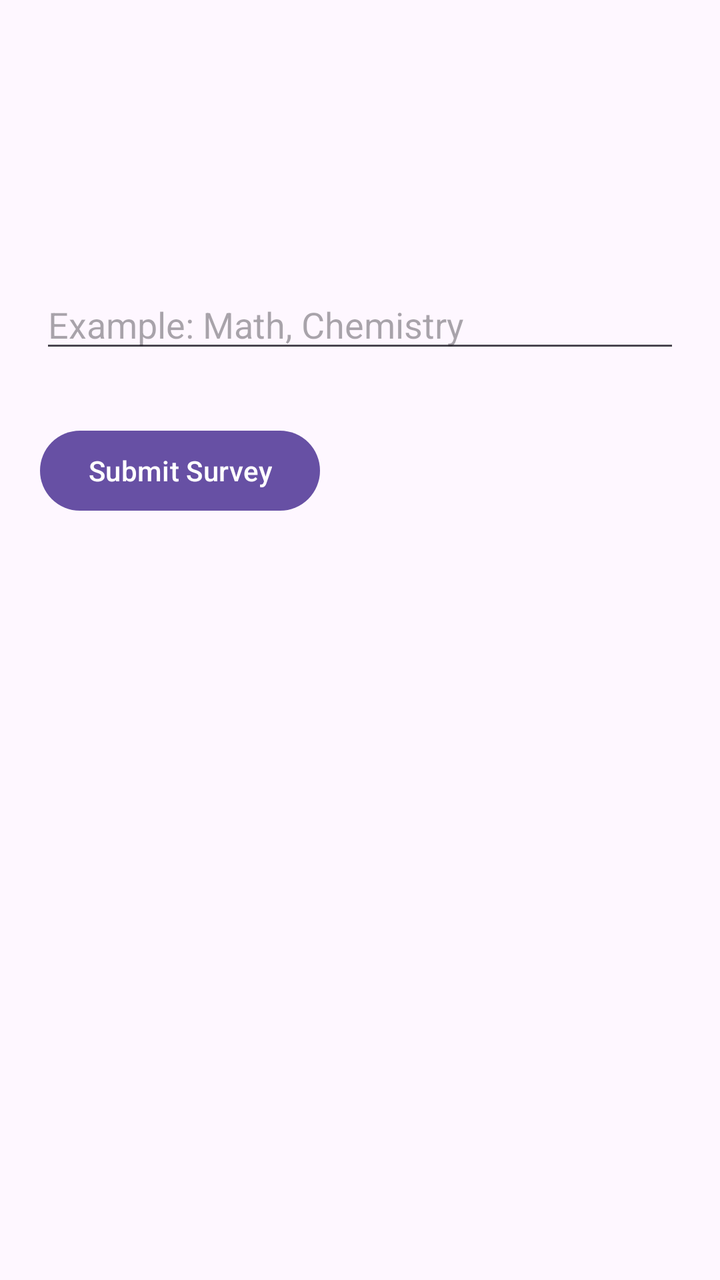
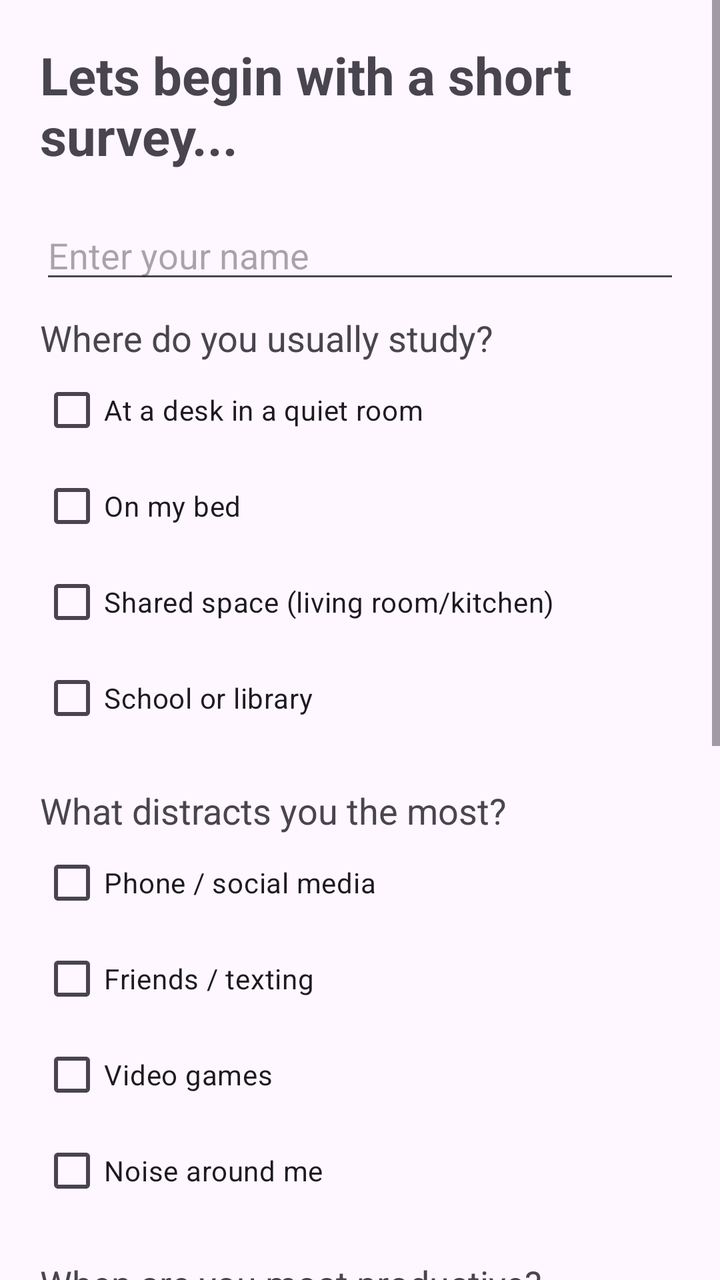

Screens rendered from an Android XML layout before and after an edit, with the pre-edit source and the edit as a unified diff.
<!-- AndroidManifest.xml: application theme Theme.GrindSmartApp -->
<!-- res/layout/activity_survey.xml -->
<?xml version="1.0" encoding="utf-8"?>
<androidx.constraintlayout.widget.ConstraintLayout xmlns:android="http://schemas.android.com/apk/res/android"
    android:layout_width="match_parent"
    android:layout_height="match_parent">
    <ScrollView xmlns:android="http://schemas.android.com/apk/res/android"
        android:layout_width="match_parent"
        android:layout_height="match_parent">

        <LinearLayout
            android:orientation="vertical"
            android:padding="20dp"
            android:layout_width="match_parent"
            android:layout_height="wrap_content">

            

            <TextView
                android:text="Where do you usually study?"
                android:textSize="20sp"
                android:textStyle="bold"/>

            <CheckBox
                android:id="@+id/q4_desk"
                android:text="At a desk in a quiet room"/>
            <CheckBox android:id="@+id/q4_bed"
                android:text="On my bed"/>
            <CheckBox android:id="@+id/q4_shared"
                android:text="Shared/common space"/>
            <CheckBox android:id="@+id/q4_library"
                android:text="School or library"/>
            <CheckBox android:id="@+id/q4_music"
                android:text="With music playing"/>
            <CheckBox android:id="@+id/q4_tv"
                android:text="With TV on"/>
            <CheckBox android:id="@+id/q4_phone"
                android:text="While on my phone"/>
            <CheckBox android:id="@+id/q4_none"
                android:text="No consistent study space"/>

            

            <TextView
                android:text="What distracts you most while studying?"
                android:textSize="20sp"
                android:textStyle="bold"
                android:layout_marginTop="20dp"/>

            <CheckBox android:id="@+id/q5_phone"
                android:text="Phone / social media"/>

            <CheckBox android:id="@+id/q5_friends"
                android:text="Friends texting or calling"/>

            <CheckBox android:id="@+id/q5_games"
                android:text="Video games"/>

            <CheckBox android:id="@+id/q5_noise"
                android:text="Noise around me"/>

            <CheckBox android:id="@+id/q5_thoughts"
                android:text="My own thoughts / daydreaming"/>

            <CheckBox android:id="@+id/q5_bored"
                android:text="I get bored easily"/>

            <CheckBox android:id="@+id/q5_none"
                android:text="I don't usually get distracted"/>

            

            <TextView
                android:text="How do you usually study?"
                android:textSize="20sp"
                android:textStyle="bold"
                android:layout_marginTop="20dp"/>

            <CheckBox android:id="@+id/q6_notes"
                android:text="Rereading notes"/>

            <CheckBox android:id="@+id/q6_highlight"
                android:text="Highlighting"/>

            <CheckBox android:id="@+id/q6_flashcards"
                android:text="Flashcards"/>

            <CheckBox android:id="@+id/q6_videos"
                android:text="Watching videos"/>

            <CheckBox android:id="@+id/q6_practice"
                android:text="Practice problems"/>

            <CheckBox android:id="@+id/q6_none"
                android:text="No real study method"/>

            

            <TextView
                android:text="When are you most productive?"
                android:textSize="20sp"
                android:textStyle="bold"
                android:layout_marginTop="20dp"/>

            <RadioGroup android:id="@+id/productiveGroup">

                <RadioButton android:id="@+id/q7_morning" android:text="Early morning"/>
                <RadioButton android:id="@+id/q7_afternoon" android:text="Afternoon"/>
                <RadioButton android:id="@+id/q7_evening" android:text="Evening"/>
                <RadioButton android:id="@+id/q7_night" android:text="Late night"/>
                <RadioButton android:id="@+id/q7_depends" android:text="It depends"/>

            </RadioGroup>

            

            <TextView
                android:text="Biggest study struggle?"
                android:textSize="20sp"
                android:textStyle="bold"
                android:layout_marginTop="20dp"/>

            <RadioGroup android:id="@+id/struggleGroup">

                <RadioButton android:text="Procrastination"/>
                <RadioButton android:text="Not knowing where to start"/>
                <RadioButton android:text="Forgetting material"/>
                <RadioButton android:text="Test anxiety"/>
                <RadioButton android:text="Staying focused"/>
                <RadioButton android:text="Managing time"/>

            </RadioGroup>

            

            <TextView
                android:text="How long can you focus?"
                android:textSize="20sp"
                android:textStyle="bold"
                android:layout_marginTop="20dp"/>

            <RadioGroup android:id="@+id/focusGroup">

                <RadioButton android:text="10–15 minutes"/>
                <RadioButton android:text="20–30 minutes"/>
                <RadioButton android:text="45–60 minutes"/>
                <RadioButton android:text="Over an hour"/>

            </RadioGroup>

            

            <TextView
                android:text="What subjects are hardest?"
                android:textSize="20sp"
                android:textStyle="bold"
                android:layout_marginTop="20dp"/>

            <EditText
                android:id="@+id/hardSubjects"
                android:hint="Example: Math, Chemistry"
                android:layout_width="match_parent"
                android:layout_height="wrap_content"/>

            <Button
                android:id="@+id/submitSurvey"
                android:text="Submit Survey"
                android:layout_marginTop="30dp"
                android:layout_width="wrap_content"
                android:layout_height="wrap_content"/>

        </LinearLayout>
    </ScrollView>


</androidx.constraintlayout.widget.ConstraintLayout>
<!-- resources referenced by this layout -->
<resources>
  <style name="Theme.GrindSmartApp" parent="Base.Theme.GrindSmartApp" />
  <style name="Base.Theme.GrindSmartApp" parent="Theme.Material3.DayNight.NoActionBar">
          
          
      </style>
</resources>

<!-- the commit's change to res/layout/activity_survey.xml (unified diff, before → after) -->
@@ -1,174 +1,160 @@
-<?xml version="1.0" encoding="utf-8"?>
-<androidx.constraintlayout.widget.ConstraintLayout xmlns:android="http://schemas.android.com/apk/res/android"
+<ScrollView xmlns:android="http://schemas.android.com/apk/res/android"
     android:layout_width="match_parent"
-    android:layout_height="match_parent">
-    <ScrollView xmlns:android="http://schemas.android.com/apk/res/android"
+    android:layout_height="wrap_content">
+
+    <LinearLayout
         android:layout_width="match_parent"
-        android:layout_height="match_parent">
+        android:layout_height="wrap_content"
+        android:orientation="vertical"
+        android:padding="20dp">
 
-        <LinearLayout
-            android:orientation="vertical"
-            android:padding="20dp"
+        <TextView
+            android:text="Lets begin with a short survey..."
+            android:textSize="26sp"
+            android:textStyle="bold"
+            android:layout_marginBottom="20dp"
+            android:layout_width="wrap_content"
+            android:layout_height="wrap_content"/>
+
+        <EditText
+            android:id="@+id/nameInput"
+            android:hint="Enter your name"
             android:layout_width="match_parent"
+            android:layout_height="wrap_content"/>
+
+
+        <TextView
+            android:text="Where do you usually study?"
+            android:textSize="18sp"
+            android:layout_marginTop="10dp"
+            android:layout_width="wrap_content"
+            android:layout_height="wrap_content"/>
+
+        <CheckBox
+            android:id="@+id/deskCheck"
+            android:text="At a desk in a quiet room"
+            android:layout_width="wrap_content"
+            android:layout_height="wrap_content"/>
+
+        <CheckBox
+            android:id="@+id/bedCheck"
+            android:text="On my bed"
+            android:layout_width="wrap_content"
+            android:layout_height="wrap_content"/>
+
+        <CheckBox
+            android:id="@+id/sharedCheck"
+            android:text="Shared space (living room/kitchen)"
+            android:layout_width="wrap_content"
+            android:layout_height="wrap_content"/>
+
+        <CheckBox
+            android:id="@+id/libraryCheck"
+            android:text="School or library"
+            android:layout_width="wrap_content"
+            android:layout_height="wrap_content"/>
+
+
+
+        <TextView
+            android:text="What distracts you the most?"
+            android:textSize="18sp"
+            android:layout_marginTop="20dp"
+            android:layout_width="wrap_content"
+            android:layout_height="wrap_content"/>
+
+        <CheckBox
+            android:id="@+id/phoneCheck"
+            android:text="Phone / social media"
+            android:layout_width="wrap_content"
+            android:layout_height="wrap_content"/>
+
+        <CheckBox
+            android:id="@+id/friendsCheck"
+            android:text="Friends / texting"
+            android:layout_width="wrap_content"
+            android:layout_height="wrap_content"/>
+
+        <CheckBox
+            android:id="@+id/gamesCheck"
+            android:text="Video games"
+            android:layout_width="wrap_content"
+            android:layout_height="wrap_content"/>
+
+        <CheckBox
+            android:id="@+id/noiseCheck"
+            android:text="Noise around me"
+            android:layout_width="wrap_content"
+            android:layout_height="wrap_content"/>
+
+        
+
+        <TextView
+            android:text="When are you most productive?"
+            android:textSize="18sp"
+            android:layout_marginTop="20dp"
+            android:layout_width="wrap_content"
+            android:layout_height="wrap_content"/>
+
+        <RadioGroup
+            android:id="@+id/productiveGroup"
+            android:layout_width="wrap_content"
             android:layout_height="wrap_content">
 
-            
+            <RadioButton
+                android:id="@+id/morning"
+                android:text="Early Morning"/>
 
-            <TextView
-                android:text="Where do you usually study?"
-                android:textSize="20sp"
-                android:textStyle="bold"/>
+            <RadioButton
+                android:id="@+id/afternoon"
+                android:text="Afternoon"/>
 
-            <CheckBox
-                android:id="@+id/q4_desk"
-                android:text="At a desk in a quiet room"/>
-            <CheckBox android:id="@+id/q4_bed"
-                android:text="On my bed"/>
-            <CheckBox android:id="@+id/q4_shared"
-                android:text="Shared/common space"/>
-            <CheckBox android:id="@+id/q4_library"
-                android:text="School or library"/>
-            <CheckBox android:id="@+id/q4_music"
-                android:text="With music playing"/>
-            <CheckBox android:id="@+id/q4_tv"
-                android:text="With TV on"/>
-            <CheckBox android:id="@+id/q4_phone"
-                android:text="While on my phone"/>
-            <CheckBox android:id="@+id/q4_none"
-                android:text="No consistent study space"/>
+            <RadioButton
+                android:id="@+id/evening"
+                android:text="Evening"/>
 
-            
+            <RadioButton
+                android:id="@+id/night"
+                android:text="Late Night"/>
 
-            <TextView
-                android:text="What distracts you most while studying?"
-                android:textSize="20sp"
-                android:textStyle="bold"
-                android:layout_marginTop="20dp"/>
+        </RadioGroup>
 
-            <CheckBox android:id="@+id/q5_phone"
-                android:text="Phone / social media"/>
+        
 
-            <CheckBox android:id="@+id/q5_friends"
-                android:text="Friends texting or calling"/>
+        <TextView
+            android:text="How long can you focus?"
+            android:textSize="18sp"
+            android:layout_marginTop="20dp"
+            android:layout_width="wrap_content"
+            android:layout_height="wrap_content"/>
 
-            <CheckBox android:id="@+id/q5_games"
-                android:text="Video games"/>
+        <Spinner
+            android:id="@+id/focusSpinner"
+            android:layout_width="match_parent"
+            android:layout_height="wrap_content"/>
 
-            <CheckBox android:id="@+id/q5_noise"
-                android:text="Noise around me"/>
+        
 
-            <CheckBox android:id="@+id/q5_thoughts"
-                android:text="My own thoughts / daydreaming"/>
+        <TextView
+            android:text="Hardest Subject"
+            android:textSize="18sp"
+            android:layout_marginTop="20dp"
+            android:layout_width="wrap_content"
+            android:layout_height="wrap_content"/>
 
-            <CheckBox android:id="@+id/q5_bored"
-                android:text="I get bored easily"/>
+        <EditText
+            android:id="@+id/subjectInput"
+            android:hint="Example: Math"
+            android:layout_width="match_parent"
+            android:layout_height="wrap_content"/>
 
-            <CheckBox android:id="@+id/q5_none"
-                android:text="I don't usually get distracted"/>
+        <Button
+            android:id="@+id/submitSurvey"
+            android:text="Submit Survey"
+            android:layout_marginTop="30dp"
+            android:layout_width="wrap_content"
+            android:layout_height="wrap_content"
+            android:backgroundTint="@color/mainButtonColor"/>
 
-            
-
-            <TextView
-                android:text="How do you usually study?"
-                android:textSize="20sp"
-                android:textStyle="bold"
-                android:layout_marginTop="20dp"/>
-
-            <CheckBox android:id="@+id/q6_notes"
-                android:text="Rereading notes"/>
-
-            <CheckBox android:id="@+id/q6_highlight"
-                android:text="Highlighting"/>
-
-            <CheckBox android:id="@+id/q6_flashcards"
-                android:text="Flashcards"/>
-
-            <CheckBox android:id="@+id/q6_videos"
-                android:text="Watching videos"/>
-
-            <CheckBox android:id="@+id/q6_practice"
-                android:text="Practice problems"/>
-
-            <CheckBox android:id="@+id/q6_none"
-                android:text="No real study method"/>
-
-            
-
-            <TextView
-                android:text="When are you most productive?"
-                android:textSize="20sp"
-                android:textStyle="bold"
-                android:layout_marginTop="20dp"/>
-
-            <RadioGroup android:id="@+id/productiveGroup">
-
-                <RadioButton android:id="@+id/q7_morning" android:text="Early morning"/>
-                <RadioButton android:id="@+id/q7_afternoon" android:text="Afternoon"/>
-                <RadioButton android:id="@+id/q7_evening" android:text="Evening"/>
-                <RadioButton android:id="@+id/q7_night" android:text="Late night"/>
-                <RadioButton android:id="@+id/q7_depends" android:text="It depends"/>
-
-            </RadioGroup>
-
-            
-
-            <TextView
-                android:text="Biggest study struggle?"
-                android:textSize="20sp"
-                android:textStyle="bold"
-                android:layout_marginTop="20dp"/>
-
-            <RadioGroup android:id="@+id/struggleGroup">
-
-                <RadioButton android:text="Procrastination"/>
-                <RadioButton android:text="Not knowing where to start"/>
-                <RadioButton android:text="Forgetting material"/>
-                <RadioButton android:text="Test anxiety"/>
-                <RadioButton android:text="Staying focused"/>
-                <RadioButton android:text="Managing time"/>
-
-            </RadioGroup>
-
-            
-
-            <TextView
-                android:text="How long can you focus?"
-                android:textSize="20sp"
-                android:textStyle="bold"
-                android:layout_marginTop="20dp"/>
-
-            <RadioGroup android:id="@+id/focusGroup">
-
-                <RadioButton android:text="10–15 minutes"/>
-                <RadioButton android:text="20–30 minutes"/>
-                <RadioButton android:text="45–60 minutes"/>
-                <RadioButton android:text="Over an hour"/>
-
-            </RadioGroup>
-
-            
-
-            <TextView
-                android:text="What subjects are hardest?"
-                android:textSize="20sp"
-                android:textStyle="bold"
-                android:layout_marginTop="20dp"/>
-
-            <EditText
-                android:id="@+id/hardSubjects"
-                android:hint="Example: Math, Chemistry"
-                android:layout_width="match_parent"
-                android:layout_height="wrap_content"/>
-
-            <Button
-                android:id="@+id/submitSurvey"
-                android:text="Submit Survey"
-                android:layout_marginTop="30dp"
-                android:layout_width="wrap_content"
-                android:layout_height="wrap_content"/>
-
-        </LinearLayout>
-    </ScrollView>
-
-
-</androidx.constraintlayout.widget.ConstraintLayout>
+    </LinearLayout>
+</ScrollView>
<!-- resource entries referenced after the edit -->
@@ -1,5 +1,6 @@
 <!-- resources referenced by this layout -->
 <resources>
+  <color name="mainButtonColor">#00A899</color>
   <style name="Theme.GrindSmartApp" parent="Base.Theme.GrindSmartApp" />
   <style name="Base.Theme.GrindSmartApp" parent="Theme.Material3.DayNight.NoActionBar">
           
